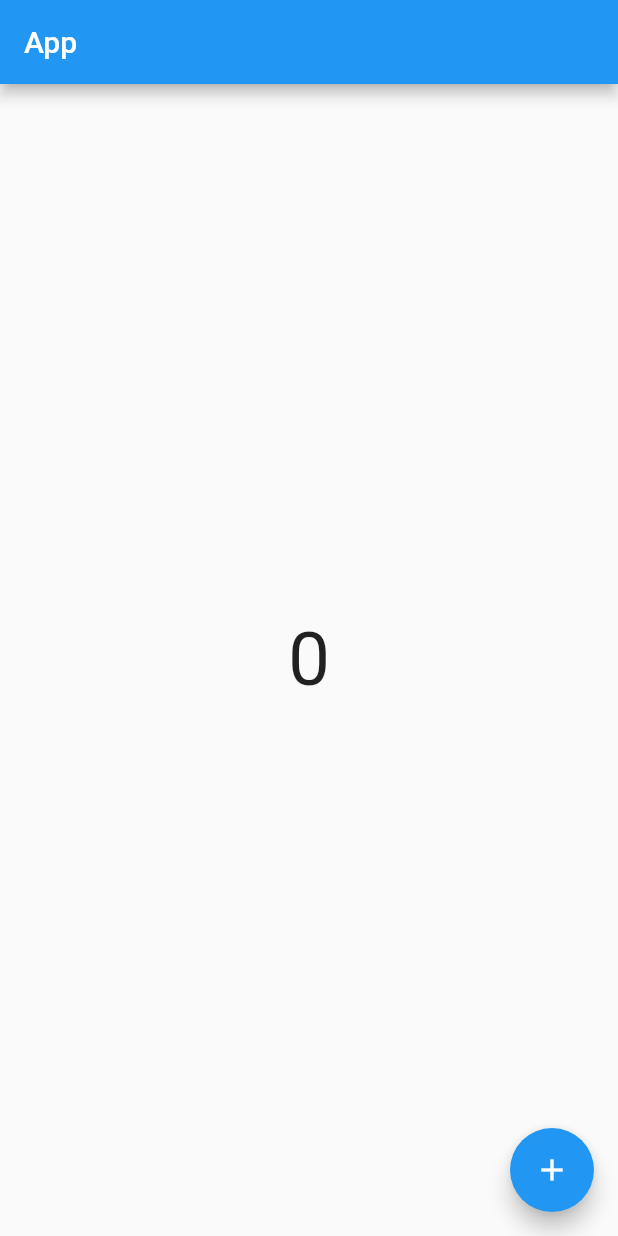
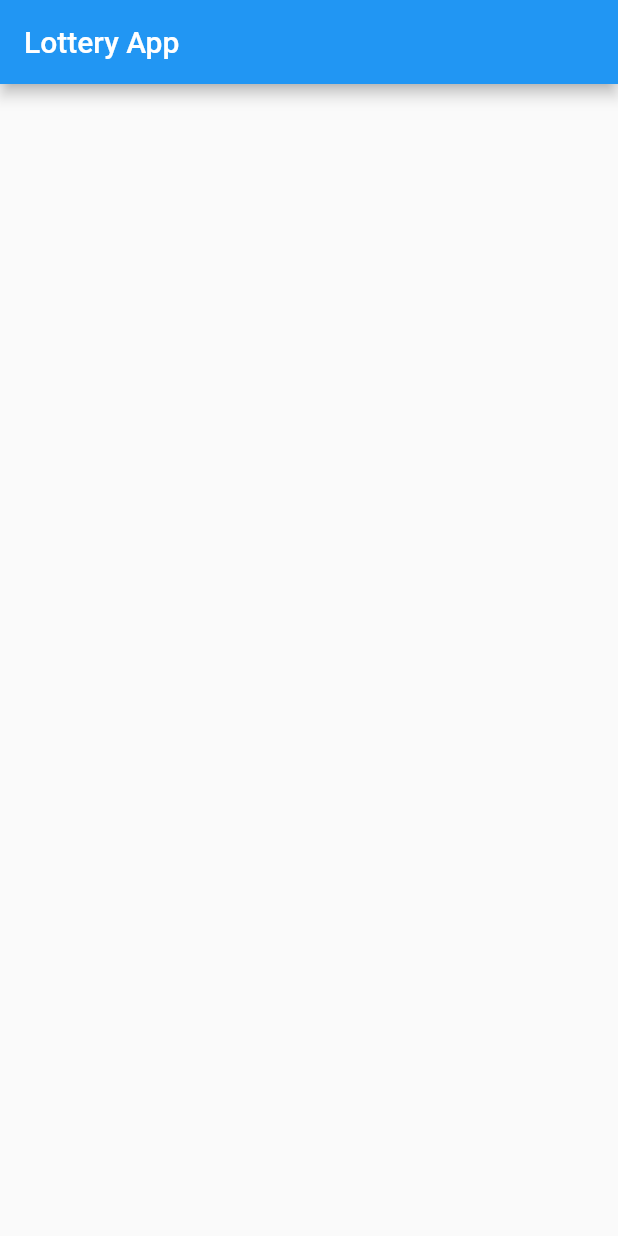
Before and after one commit to atik-sabuj/lottery_app, a Flutter app: the screen it shows after launch, on a phone screen of 412 x 824 dp. Run offline on Flutter 3.47's test engine with Material 2 defaults, Android fonts, the phone set to English and light mode, and no system bars.

Commit message:
Starting Lottery App UI

```diff
--- a/lib/pages/home_page.dart
+++ b/lib/pages/home_page.dart
@@ -1,35 +1,25 @@
 import 'package:flutter/material.dart';
 
 class HomePage extends StatefulWidget {
-   HomePage({Key? key}) : super(key: key);
+   const HomePage({Key? key}) : super(key: key);
 
   @override
   State<HomePage> createState() => _HomePageState();
 }
 
 class _HomePageState extends State<HomePage> {
-   int x = 0;
 
   @override
   Widget build(BuildContext context) {
-    print('rebuild');
     return MaterialApp(
       home: Scaffold(
         appBar: AppBar(
-          title: const Text('App'),
+          title: const Text('Lottery App'),
         ),
-        body: SafeArea(
-          child: Center(child: Text(x.toString(), style: TextStyle(fontSize: 50),)),
-        ),
-        floatingActionButton: FloatingActionButton(
-          onPressed: (){
-            x++;
-            setState(() {
+        body: Column(
+          children: [
 
-            });
-            print(x.toString());
-          },
-          child: Icon(Icons.add),
+          ],
         ),
       ),
     );
```
